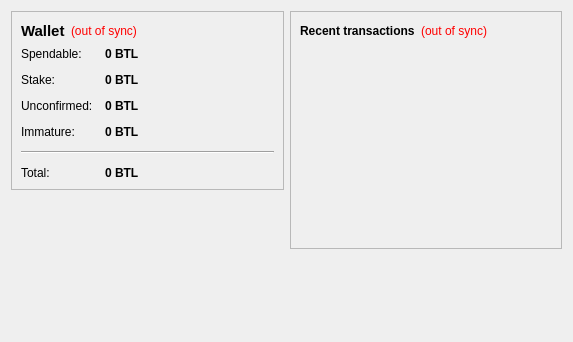
bitluckdev/bitluckcoin, file src/qt/forms/overviewpage.ui: the form before one commit.
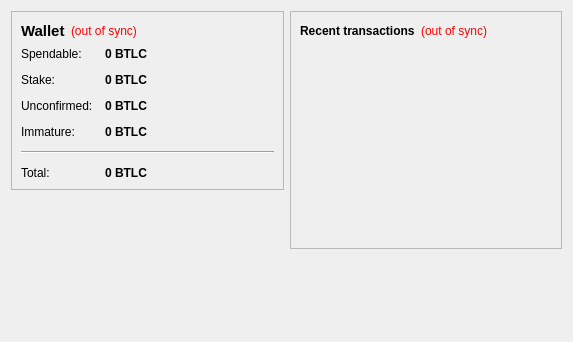
The form after the commit. Icons and pictures are not drawn.

Diff of the .ui file:
```diff
--- a/src/qt/forms/overviewpage.ui
+++ b/src/qt/forms/overviewpage.ui
@@ -105,7 +105,7 @@
              <string>Your current spendable balance</string>
             </property>
             <property name="text">
-             <string notr="true">0 BTL</string>
+             <string notr="true">0 BTLC</string>
             </property>
             <property name="textInteractionFlags">
              <set>Qt::LinksAccessibleByMouse|Qt::TextSelectableByKeyboard|Qt::TextSelectableByMouse</set>
@@ -134,7 +134,7 @@
              <string>Total of coins that was staked, and do not yet count toward the current balance</string>
             </property>
             <property name="text">
-             <string notr="true">0 BTL</string>
+             <string notr="true">0 BTLC</string>
             </property>
             <property name="textInteractionFlags">
              <set>Qt::LinksAccessibleByMouse|Qt::TextSelectableByKeyboard|Qt::TextSelectableByMouse</set>
@@ -163,7 +163,7 @@
              <string>Total of transactions that have yet to be confirmed, and do not yet count toward the current balance</string>
             </property>
             <property name="text">
-             <string notr="true">0 BTL</string>
+             <string notr="true">0 BTLC</string>
             </property>
             <property name="textInteractionFlags">
              <set>Qt::LinksAccessibleByMouse|Qt::TextSelectableByKeyboard|Qt::TextSelectableByMouse</set>
@@ -189,7 +189,7 @@
              <string>Mined balance that has not yet matured</string>
             </property>
             <property name="text">
-             <string notr="true">0 BTL</string>
+             <string notr="true">0 BTLC</string>
             </property>
             <property name="textInteractionFlags">
              <set>Qt::LinksAccessibleByMouse|Qt::TextSelectableByKeyboard|Qt::TextSelectableByMouse</set>
@@ -225,7 +225,7 @@
              <string>Your current total balance</string>
             </property>
             <property name="text">
-             <string notr="true">0 BTL</string>
+             <string notr="true">0 BTLC</string>
             </property>
             <property name="textInteractionFlags">
              <set>Qt::LinksAccessibleByMouse|Qt::TextSelectableByKeyboard|Qt::TextSelectableByMouse</set>
```
